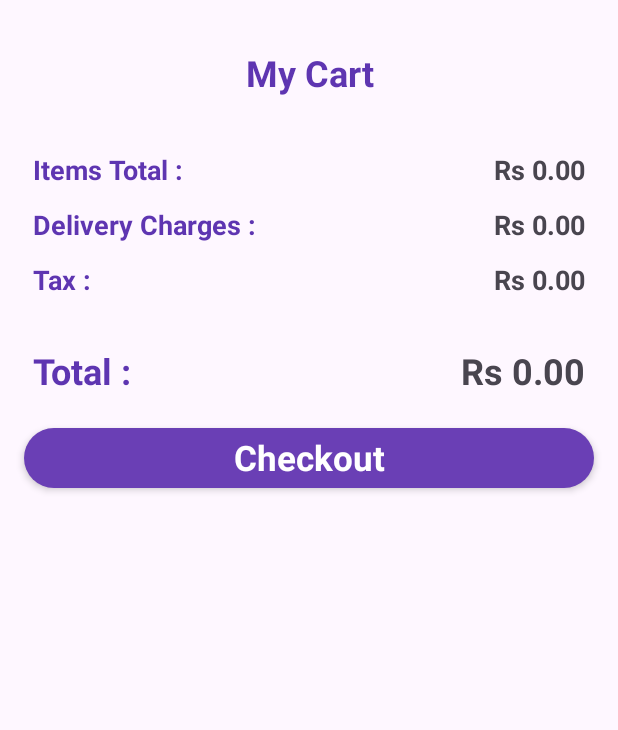
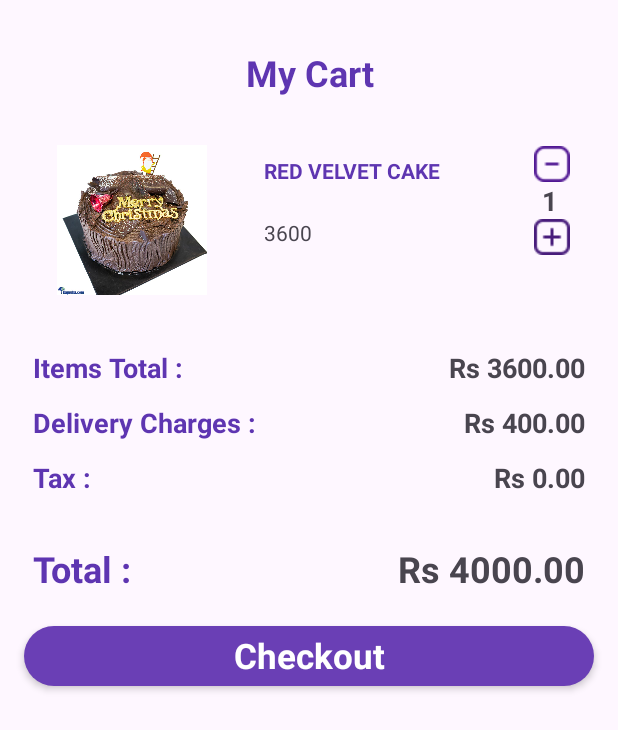
Before and after one commit to nimeshdkumarawansha/SheyCakeApp, an Android app: the CartListActivity screen opened directly, with no data from a screen before it, on a phone screen of 412 x 824 dp. Shown: the top 730 px of the screen. Run offline under Robolectric (Android 15) with nearby library versions, the phone set to English and light mode, and no system bars.

Commit message:
New changes

```diff
--- a/app/src/main/java/com/orcs/sheycakeapp/Activity/MainActivity.java
+++ b/app/src/main/java/com/orcs/sheycakeapp/Activity/MainActivity.java
@@ -103,7 +103,7 @@ public class MainActivity extends AppCompatActivity {
             }
         });
 
-        findViewById(R.id.settingButton).setOnClickListener(new View.OnClickListener() {
+        findViewById(R.id.floatingActionButton).setOnClickListener(new View.OnClickListener() {
             @Override
             public void onClick(View v) {
                 Intent intent = new Intent(MainActivity.this, CartListActivity.class);
--- a/app/src/main/res/layout/activity_cart_list.xml
+++ b/app/src/main/res/layout/activity_cart_list.xml
@@ -30,9 +30,91 @@
                 android:textSize="24dp"
                 android:textStyle="bold" />
 
-            <androidx.recyclerview.widget.RecyclerView
+            <LinearLayout
                 android:layout_width="match_parent"
-                android:layout_height="match_parent" />
+                android:layout_height="match_parent"
+                android:orientation="vertical">
+
+                <androidx.constraintlayout.widget.ConstraintLayout xmlns:android="http://schemas.android.com/apk/res/android"
+                    xmlns:app="http://schemas.android.com/apk/res-auto"
+                    xmlns:tools="http://schemas.android.com/tools"
+                    android:layout_width="match_parent"
+                    android:layout_height="wrap_content">
+
+
+                    <ImageView
+                        android:id="@+id/imageView4"
+                        android:layout_width="112dp"
+                        android:layout_height="100dp"
+                        android:layout_marginStart="32dp"
+                        android:layout_marginTop="32dp"
+                        android:src="@drawable/chrismas_cake"
+                        app:layout_constraintStart_toStartOf="parent"
+                        app:layout_constraintTop_toTopOf="parent" />
+
+                    <TextView
+                        android:id="@+id/textView13"
+                        android:layout_width="wrap_content"
+                        android:layout_height="wrap_content"
+                        android:layout_marginStart="32dp"
+                        android:layout_marginBottom="32dp"
+                        android:text="3600"
+                        app:layout_constraintBottom_toBottomOf="@+id/imageView4"
+                        app:layout_constraintStart_toEndOf="@+id/imageView4" />
+
+                    <TextView
+                        android:id="@+id/textView14"
+                        android:layout_width="wrap_content"
+                        android:layout_height="wrap_content"
+                        android:layout_marginBottom="22dp"
+                        android:textStyle="bold"
+                        android:text="RED VELVET CAKE"
+                        android:textColor="@color/my_primary"
+                        app:layout_constraintBottom_toTopOf="@+id/textView13"
+                        app:layout_constraintStart_toStartOf="@+id/textView13"
+                        app:layout_constraintTop_toTopOf="parent"
+                        app:layout_constraintVertical_bias="1.0" />
+
+                    <LinearLayout
+                        android:layout_width="wrap_content"
+                        android:layout_height="wrap_content"
+                        android:layout_marginEnd="32dp"
+                        android:orientation="vertical"
+                        android:paddingTop="5dp"
+                        android:textAlignment="center"
+                        app:layout_constraintBottom_toBottomOf="parent"
+                        app:layout_constraintEnd_toEndOf="parent"
+                        app:layout_constraintTop_toTopOf="parent">
+
+                        <ImageView
+                            android:id="@+id/imageView6"
+                            android:layout_width="wrap_content"
+                            android:layout_height="wrap_content"
+                            android:layout_weight="1"
+                            android:src="@drawable/minus" />
+
+                        <TextView
+                            android:id="@+id/numberOrderText"
+                            android:layout_width="wrap_content"
+                            android:layout_height="wrap_content"
+                            android:text="1"
+                            android:layout_marginStart="5dp"
+                            android:textAlignment="center"
+                            android:textSize="18sp"
+                            android:textStyle="bold" />
+
+                        <ImageView
+                            android:id="@+id/imageView7"
+                            android:layout_width="wrap_content"
+                            android:layout_height="wrap_content"
+                            android:layout_weight="1"
+                            android:src="@drawable/plus" />
+                    </LinearLayout>
+
+                </androidx.constraintlayout.widget.ConstraintLayout>
+
+
+            </LinearLayout>
 
             <LinearLayout
                 android:layout_width="match_parent"
@@ -57,7 +139,7 @@
                     android:id="@+id/subTotalAmountText"
                     android:layout_width="wrap_content"
                     android:layout_height="wrap_content"
-                    android:text="Rs 0.00"
+                    android:text="Rs 3600.00"
                     android:textSize="18dp"
                     android:textStyle="bold" />
             </LinearLayout>
@@ -83,7 +165,7 @@
                     android:id="@+id/totalDeliveryChargesText"
                     android:layout_width="wrap_content"
                     android:layout_height="wrap_content"
-                    android:text="Rs 0.00"
+                    android:text="Rs 400.00"
                     android:textSize="18dp"
                     android:textStyle="bold" />
             </LinearLayout>
@@ -136,7 +218,7 @@
                     android:id="@+id/totalAmountText"
                     android:layout_width="wrap_content"
                     android:layout_height="wrap_content"
-                    android:text="Rs 0.00"
+                    android:text="Rs 4000.00"
                     android:textSize="24dp"
                     android:textStyle="bold" />
 
```
Also changed, not shown: app/src/main/AndroidManifest.xml (+6 -3 lines), app/src/main/java/com/orcs/sheycakeapp/OrderHistoryActivity.java (added, +13 -0 lines), app/src/main/res/layout/activity_order_history.xml (added, +95 -0 lines), app/src/main/res/layout/activity_show_details.xml (+29 -12 lines), app/src/main/res/layout/fragment_cart_view.xml (added, +78 -0 lines).
